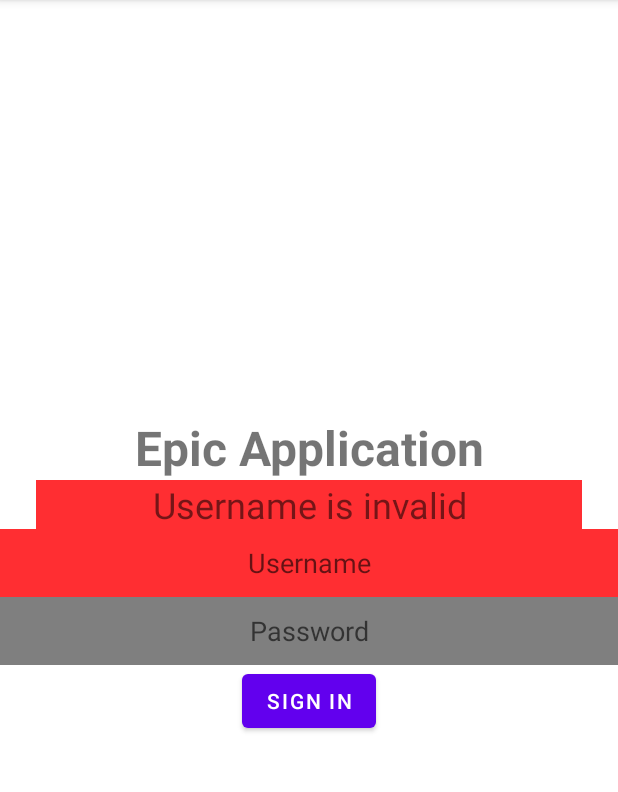
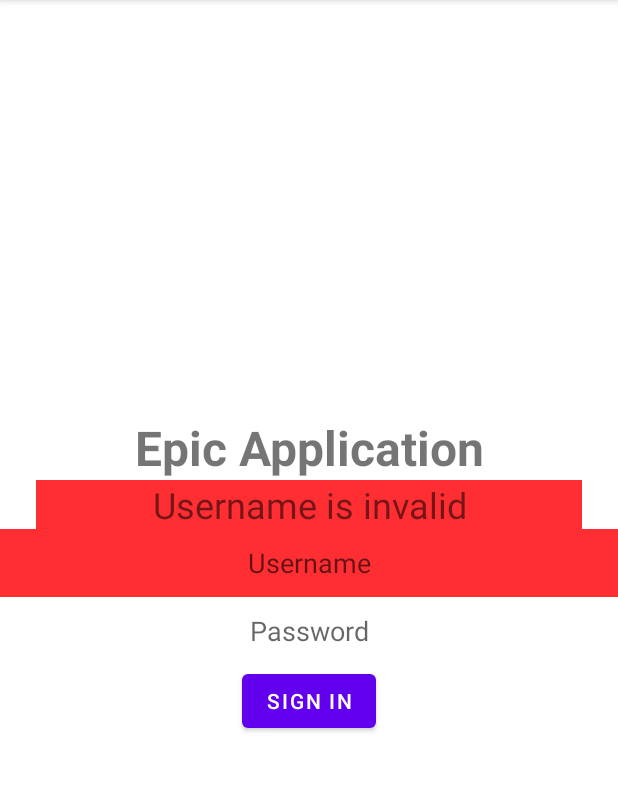
Before and after one commit to cookiewho/CST438_HW1-2_Solo, an Android app: the screen it shows after launch (LoginActivity), after a tap on "SIGN IN", on a phone screen of 412 x 824 dp, the part 84-876 px from its top. Run offline under Robolectric (Android 15) with nearby library versions, the phone set to English and light mode, and no system bars.

Commit message:
Just modifying the background color of alerts.

```diff
--- a/app/src/main/java/com/example/hw1solo/LoginActivity.java
+++ b/app/src/main/java/com/example/hw1solo/LoginActivity.java
@@ -5,6 +5,7 @@ import static android.graphics.Color.parseColor;
 import androidx.appcompat.app.AppCompatActivity;
 
 import android.content.Intent;
+import android.graphics.drawable.ColorDrawable;
 import android.os.Bundle;
 import android.view.View;
 import android.widget.Button;
@@ -67,10 +68,11 @@ public class LoginActivity extends AppCompatActivity {
         btnLogin.setOnClickListener(new View.OnClickListener() {
             @Override
             public void onClick(View view) {
+                int bgColor = android.R.color.background_light;
                 alertBox.setText("");
-                alertBox.setBackgroundColor(parseColor("#80000000"));
-                username.setBackgroundColor(parseColor("#80000000"));
-                password.setBackgroundColor(parseColor("#80000000"));
+                alertBox.setBackgroundColor(getResources().getColor(bgColor));
+                username.setBackgroundColor(getResources().getColor(bgColor));
+                password.setBackgroundColor(getResources().getColor(bgColor));
 
 
                 if (usernameCheck(validUsernames, username.getText().toString())){
```
